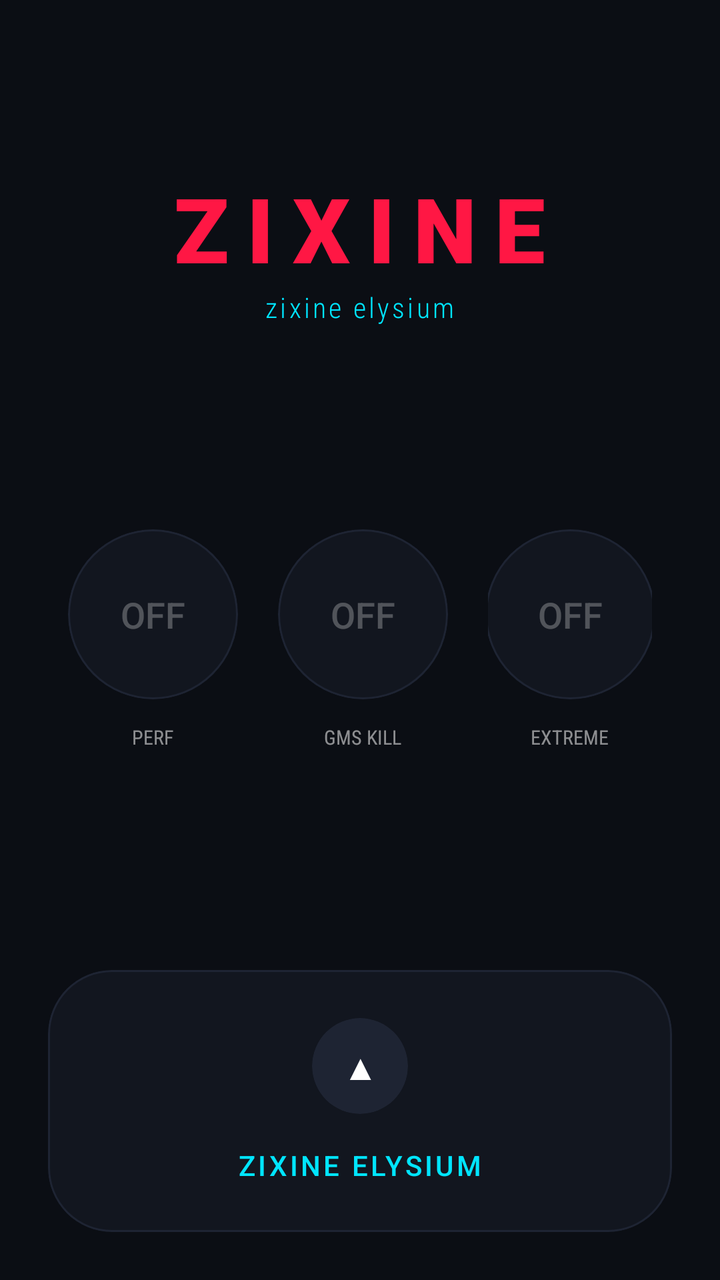
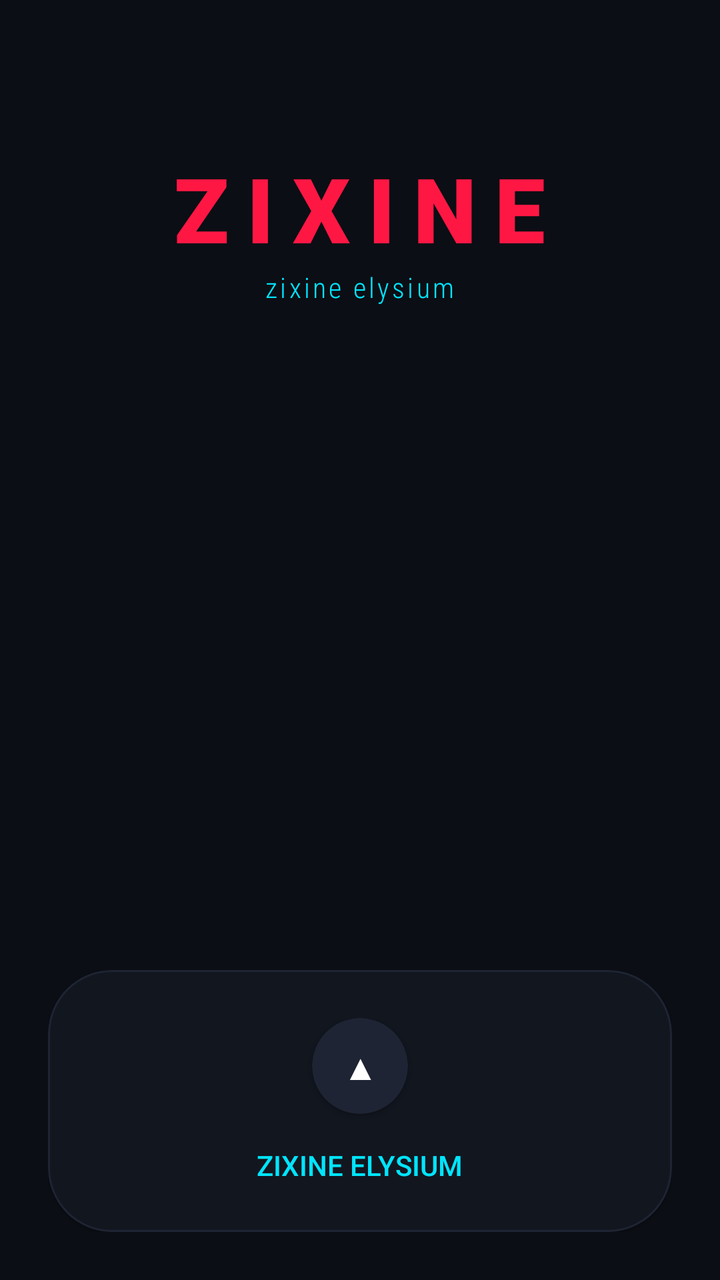

Before-and-after screenshots of an Android layout around one commit, followed by the original layout XML and the change that was made.
<!-- AndroidManifest.xml: application theme Theme.MaterialComponents.DayNight.NoActionBar -->
<!-- res/layout/activity_main.xml -->
<?xml version="1.0" encoding="utf-8"?>
<RelativeLayout xmlns:android="http://schemas.android.com/apk/res/android"
    xmlns:app="http://schemas.android.com/apk/res-auto"
    android:layout_width="match_parent"
    android:layout_height="match_parent"
    android:background="#0B0E14"
    android:padding="24dp">

    <LinearLayout
        android:id="@+id/header_layout"
        android:layout_width="wrap_content"
        android:layout_height="wrap_content"
        android:layout_centerHorizontal="true"
        android:layout_marginTop="60dp"
        android:gravity="center"
        android:orientation="vertical">

        <TextView
            android:layout_width="wrap_content"
            android:layout_height="wrap_content"
            android:text="ZIXINE"
            android:textColor="#FF1744"
            android:textSize="45sp"
            android:fontFamily="sans-serif-black"
            android:letterSpacing="0.2"
            android:textStyle="bold" />

        <TextView
            android:layout_width="wrap_content"
            android:layout_height="wrap_content"
            android:text="zixine elysium"
            android:textColor="#00E5FF"
            android:textSize="14sp"
            android:fontFamily="sans-serif-condensed-light"
            android:letterSpacing="0.1" />
    </LinearLayout>

    <LinearLayout
        android:layout_width="match_parent"
        android:layout_height="wrap_content"
        android:layout_centerInParent="true"
        android:gravity="center"
        android:orientation="horizontal">

        <LinearLayout
            android:layout_width="wrap_content"
            android:layout_height="wrap_content"
            android:gravity="center"
            android:layout_marginHorizontal="10dp"
            android:orientation="vertical">
            <com.google.android.material.card.MaterialCardView
                android:id="@+id/btn_perf"
                android:layout_width="85dp"
                android:layout_height="85dp"
                app:cardBackgroundColor="#12161F"
                app:cardCornerRadius="43dp"
                app:strokeColor="#1E2433"
                app:strokeWidth="1dp"
                app:cardElevation="0dp">
                <TextView
                    android:id="@+id/status_perf"
                    android:layout_width="match_parent"
                    android:layout_height="match_parent"
                    android:text="OFF"
                    android:textColor="#44FFFFFF"
                    android:textSize="18sp"
                    android:fontFamily="sans-serif-medium"
                    android:gravity="center" />
            </com.google.android.material.card.MaterialCardView>
            <TextView
                android:layout_width="wrap_content"
                android:layout_height="wrap_content"
                android:text="PERF"
                android:textColor="#88FFFFFF"
                android:textSize="10sp"
                android:layout_marginTop="12dp"
                android:fontFamily="sans-serif-condensed" />
        </LinearLayout>

        <LinearLayout
            android:layout_width="wrap_content"
            android:layout_height="wrap_content"
            android:gravity="center"
            android:layout_marginHorizontal="10dp"
            android:orientation="vertical">
            <com.google.android.material.card.MaterialCardView
                android:id="@+id/btn_gms"
                android:layout_width="85dp"
                android:layout_height="85dp"
                app:cardBackgroundColor="#12161F"
                app:cardCornerRadius="43dp"
                app:strokeColor="#1E2433"
                app:strokeWidth="1dp"
                app:cardElevation="0dp">
                <TextView
                    android:id="@+id/status_gms"
                    android:layout_width="match_parent"
                    android:layout_height="match_parent"
                    android:text="OFF"
                    android:textColor="#44FFFFFF"
                    android:textSize="18sp"
                    android:fontFamily="sans-serif-medium"
                    android:gravity="center" />
            </com.google.android.material.card.MaterialCardView>
            <TextView
                android:layout_width="wrap_content"
                android:layout_height="wrap_content"
                android:text="GMS KILL"
                android:textColor="#88FFFFFF"
                android:textSize="10sp"
                android:layout_marginTop="12dp"
                android:fontFamily="sans-serif-condensed" />
        </LinearLayout>

        <LinearLayout
            android:layout_width="wrap_content"
            android:layout_height="wrap_content"
            android:gravity="center"
            android:layout_marginHorizontal="10dp"
            android:orientation="vertical">
            <com.google.android.material.card.MaterialCardView
                android:id="@+id/btn_extreme"
                android:layout_width="85dp"
                android:layout_height="85dp"
                app:cardBackgroundColor="#12161F"
                app:cardCornerRadius="43dp"
                app:strokeColor="#1E2433"
                app:strokeWidth="1dp"
                app:cardElevation="0dp">
                <TextView
                    android:id="@+id/status_extreme"
                    android:layout_width="match_parent"
                    android:layout_height="match_parent"
                    android:text="OFF"
                    android:textColor="#44FFFFFF"
                    android:textSize="18sp"
                    android:fontFamily="sans-serif-medium"
                    android:gravity="center" />
            </com.google.android.material.card.MaterialCardView>
            <TextView
                android:layout_width="wrap_content"
                android:layout_height="wrap_content"
                android:text="EXTREME"
                android:textColor="#88FFFFFF"
                android:textSize="10sp"
                android:layout_marginTop="12dp"
                android:fontFamily="sans-serif-condensed" />
        </LinearLayout>
    </LinearLayout>

    <com.google.android.material.card.MaterialCardView
        android:layout_width="match_parent"
        android:layout_height="wrap_content"
        android:layout_alignParentBottom="true"
        app:cardBackgroundColor="#12161F"
        app:cardCornerRadius="32dp"
        app:cardElevation="0dp"
        app:strokeColor="#1E2433"
        app:strokeWidth="1dp">

        <LinearLayout
            android:layout_width="match_parent"
            android:layout_height="wrap_content"
            android:orientation="vertical"
            android:padding="24dp">

            <com.google.android.material.card.MaterialCardView
                android:id="@+id/btn_trigger"
                android:layout_width="48dp"
                android:layout_height="48dp"
                android:layout_gravity="center"
                app:cardBackgroundColor="#1E2433"
                app:cardCornerRadius="24dp"
                app:cardElevation="0dp">
                <TextView
                    android:id="@+id/arrow_text"
                    android:layout_width="match_parent"
                    android:layout_height="match_parent"
                    android:text="▲"
                    android:textColor="#FFFFFF"
                    android:gravity="center"
                    android:textSize="18sp" />
            </com.google.android.material.card.MaterialCardView>

            <TextView
                android:layout_width="wrap_content"
                android:layout_height="wrap_content"
                android:text="ZIXINE ELYSIUM"
                android:textColor="#00E5FF"
                android:layout_gravity="center"
                android:layout_marginTop="16dp"
                android:fontFamily="sans-serif-medium"
                android:letterSpacing="0.1" />

            <TextView
                android:id="@+id/tutorial_view"
                android:layout_width="match_parent"
                android:layout_height="wrap_content"
                android:layout_marginTop="20dp"
                android:text="REKOMENDASI:\nAktifkan Toggle melalui Quick Settings untuk akses lebih instan!\n\nTUTORIAL:\n1. Tarik status bar ke bawah.\n2. Klik Edit/Pensil.\n3. Cari Tiles Zixine dan seret ke atas."
                android:textColor="#66FFFFFF"
                android:textSize="12sp"
                android:fontFamily="sans-serif-light"
                android:lineSpacingExtra="4dp"
                android:visibility="gone" />
        </LinearLayout>
    </com.google.android.material.card.MaterialCardView>

</RelativeLayout>
<!-- resources referenced by this layout -->
<resources>

</resources>

<!-- the commit's change to res/layout/activity_main.xml (unified diff, before → after) -->
@@ -7,14 +7,13 @@
     android:padding="24dp">
 
     <LinearLayout
-        android:id="@+id/header_layout"
+        android:id="@+id/header"
         android:layout_width="wrap_content"
         android:layout_height="wrap_content"
         android:layout_centerHorizontal="true"
-        android:layout_marginTop="60dp"
+        android:layout_marginTop="50dp"
         android:gravity="center"
         android:orientation="vertical">
-
         <TextView
             android:layout_width="wrap_content"
             android:layout_height="wrap_content"
@@ -24,7 +23,6 @@
             android:fontFamily="sans-serif-black"
             android:letterSpacing="0.2"
             android:textStyle="bold" />
-
         <TextView
             android:layout_width="wrap_content"
             android:layout_height="wrap_content"
@@ -35,118 +33,54 @@
             android:letterSpacing="0.1" />
     </LinearLayout>
 
+    <com.google.android.material.card.MaterialCardView
+        android:id="@+id/lock_overlay"
+        android:layout_width="match_parent"
+        android:layout_height="wrap_content"
+        android:layout_below="@id/header"
+        android:layout_marginTop="20dp"
+        app:cardBackgroundColor="#22FF1744"
+        app:cardCornerRadius="15dp"
+        android:visibility="gone">
+        <LinearLayout
+            android:layout_width="match_parent"
+            android:layout_height="wrap_content"
+            android:orientation="vertical"
+            android:padding="15dp"
+            android:gravity="center">
+            <TextView
+                android:layout_width="wrap_content"
+                android:layout_height="wrap_content"
+                android:text="KERNEL TIDAK DIKENAL"
+                android:textColor="#FF1744"
+                android:textStyle="bold" />
+            <EditText
+                android:id="@+id/input_code"
+                android:layout_width="150dp"
+                android:layout_height="wrap_content"
+                android:hint="Kode Rahasia"
+                android:textColorHint="#44FFFFFF"
+                android:textColor="#FFFFFF"
+                android:inputType="number"
+                android:gravity="center"
+                android:backgroundTint="#FF1744" />
+            <Button
+                android:id="@+id/btn_unlock"
+                android:layout_width="wrap_content"
+                android:layout_height="wrap_content"
+                android:text="UNLOCK ACCESS"
+                android:backgroundTint="#FF1744"
+                android:textSize="10sp" />
+        </LinearLayout>
+    </com.google.android.material.card.MaterialCardView>
+
     <LinearLayout
+        android:id="@+id/main_controls"
         android:layout_width="match_parent"
         android:layout_height="wrap_content"
         android:layout_centerInParent="true"
-        android:gravity="center"
-        android:orientation="horizontal">
-
-        <LinearLayout
-            android:layout_width="wrap_content"
-            android:layout_height="wrap_content"
-            android:gravity="center"
-            android:layout_marginHorizontal="10dp"
-            android:orientation="vertical">
-            <com.google.android.material.card.MaterialCardView
-                android:id="@+id/btn_perf"
-                android:layout_width="85dp"
-                android:layout_height="85dp"
-                app:cardBackgroundColor="#12161F"
-                app:cardCornerRadius="43dp"
-                app:strokeColor="#1E2433"
-                app:strokeWidth="1dp"
-                app:cardElevation="0dp">
-                <TextView
-                    android:id="@+id/status_perf"
-                    android:layout_width="match_parent"
-                    android:layout_height="match_parent"
-                    android:text="OFF"
-                    android:textColor="#44FFFFFF"
-                    android:textSize="18sp"
-                    android:fontFamily="sans-serif-medium"
-                    android:gravity="center" />
-            </com.google.android.material.card.MaterialCardView>
-            <TextView
-                android:layout_width="wrap_content"
-                android:layout_height="wrap_content"
-                android:text="PERF"
-                android:textColor="#88FFFFFF"
-                android:textSize="10sp"
-                android:layout_marginTop="12dp"
-                android:fontFamily="sans-serif-condensed" />
+        android:gravity="center">
         </LinearLayout>
-
-        <LinearLayout
-            android:layout_width="wrap_content"
-            android:layout_height="wrap_content"
-            android:gravity="center"
-            android:layout_marginHorizontal="10dp"
-            android:orientation="vertical">
-            <com.google.android.material.card.MaterialCardView
-                android:id="@+id/btn_gms"
-                android:layout_width="85dp"
-                android:layout_height="85dp"
-                app:cardBackgroundColor="#12161F"
-                app:cardCornerRadius="43dp"
-                app:strokeColor="#1E2433"
-                app:strokeWidth="1dp"
-                app:cardElevation="0dp">
-                <TextView
-                    android:id="@+id/status_gms"
-                    android:layout_width="match_parent"
-                    android:layout_height="match_parent"
-                    android:text="OFF"
-                    android:textColor="#44FFFFFF"
-                    android:textSize="18sp"
-                    android:fontFamily="sans-serif-medium"
-                    android:gravity="center" />
-            </com.google.android.material.card.MaterialCardView>
-            <TextView
-                android:layout_width="wrap_content"
-                android:layout_height="wrap_content"
-                android:text="GMS KILL"
-                android:textColor="#88FFFFFF"
-                android:textSize="10sp"
-                android:layout_marginTop="12dp"
-                android:fontFamily="sans-serif-condensed" />
-        </LinearLayout>
-
-        <LinearLayout
-            android:layout_width="wrap_content"
-            android:layout_height="wrap_content"
-            android:gravity="center"
-            android:layout_marginHorizontal="10dp"
-            android:orientation="vertical">
-            <com.google.android.material.card.MaterialCardView
-                android:id="@+id/btn_extreme"
-                android:layout_width="85dp"
-                android:layout_height="85dp"
-                app:cardBackgroundColor="#12161F"
-                app:cardCornerRadius="43dp"
-                app:strokeColor="#1E2433"
-                app:strokeWidth="1dp"
-                app:cardElevation="0dp">
-                <TextView
-                    android:id="@+id/status_extreme"
-                    android:layout_width="match_parent"
-                    android:layout_height="match_parent"
-                    android:text="OFF"
-                    android:textColor="#44FFFFFF"
-                    android:textSize="18sp"
-                    android:fontFamily="sans-serif-medium"
-                    android:gravity="center" />
-            </com.google.android.material.card.MaterialCardView>
-            <TextView
-                android:layout_width="wrap_content"
-                android:layout_height="wrap_content"
-                android:text="EXTREME"
-                android:textColor="#88FFFFFF"
-                android:textSize="10sp"
-                android:layout_marginTop="12dp"
-                android:fontFamily="sans-serif-condensed" />
-        </LinearLayout>
-    </LinearLayout>
 
     <com.google.android.material.card.MaterialCardView
         android:layout_width="match_parent"
@@ -154,26 +88,22 @@
         android:layout_alignParentBottom="true"
         app:cardBackgroundColor="#12161F"
         app:cardCornerRadius="32dp"
-        app:cardElevation="0dp"
         app:strokeColor="#1E2433"
         app:strokeWidth="1dp">
-
         <LinearLayout
             android:layout_width="match_parent"
             android:layout_height="wrap_content"
             android:orientation="vertical"
             android:padding="24dp">
-
             <com.google.android.material.card.MaterialCardView
-                android:id="@+id/btn_trigger"
+                android:id="@+id/trigger_panel"
                 android:layout_width="48dp"
                 android:layout_height="48dp"
                 android:layout_gravity="center"
                 app:cardBackgroundColor="#1E2433"
-                app:cardCornerRadius="24dp"
-                app:cardElevation="0dp">
+                app:cardCornerRadius="24dp">
                 <TextView
-                    android:id="@+id/arrow_text"
+                    android:id="@+id/trigger_arrow"
                     android:layout_width="match_parent"
                     android:layout_height="match_parent"
                     android:text="▲"
@@ -181,7 +111,6 @@
                     android:gravity="center"
                     android:textSize="18sp" />
             </com.google.android.material.card.MaterialCardView>
-
             <TextView
                 android:layout_width="wrap_content"
                 android:layout_height="wrap_content"
@@ -189,21 +118,15 @@
                 android:textColor="#00E5FF"
                 android:layout_gravity="center"
                 android:layout_marginTop="16dp"
-                android:fontFamily="sans-serif-medium"
-                android:letterSpacing="0.1" />
-
+                android:fontFamily="sans-serif-medium" />
             <TextView
-                android:id="@+id/tutorial_view"
+                android:id="@+id/tutorial_text"
                 android:layout_width="match_parent"
                 android:layout_height="wrap_content"
-                android:layout_marginTop="20dp"
-                android:text="REKOMENDASI:\nAktifkan Toggle melalui Quick Settings untuk akses lebih instan!\n\nTUTORIAL:\n1. Tarik status bar ke bawah.\n2. Klik Edit/Pensil.\n3. Cari Tiles Zixine dan seret ke atas."
+                android:layout_marginTop="10dp"
+                android:text="TUTORIAL: Gunakan QS Tiles untuk aktivasi instan!"
                 android:textColor="#66FFFFFF"
-                android:textSize="12sp"
-                android:fontFamily="sans-serif-light"
-                android:lineSpacingExtra="4dp"
                 android:visibility="gone" />
         </LinearLayout>
     </com.google.android.material.card.MaterialCardView>
-
 </RelativeLayout>
